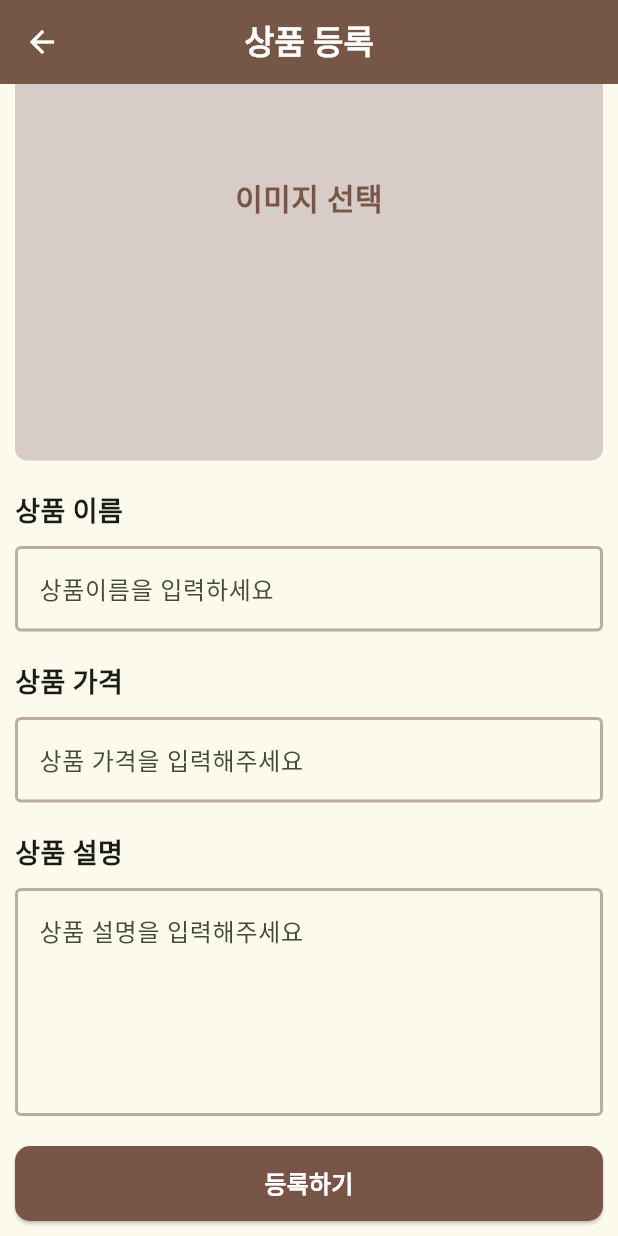
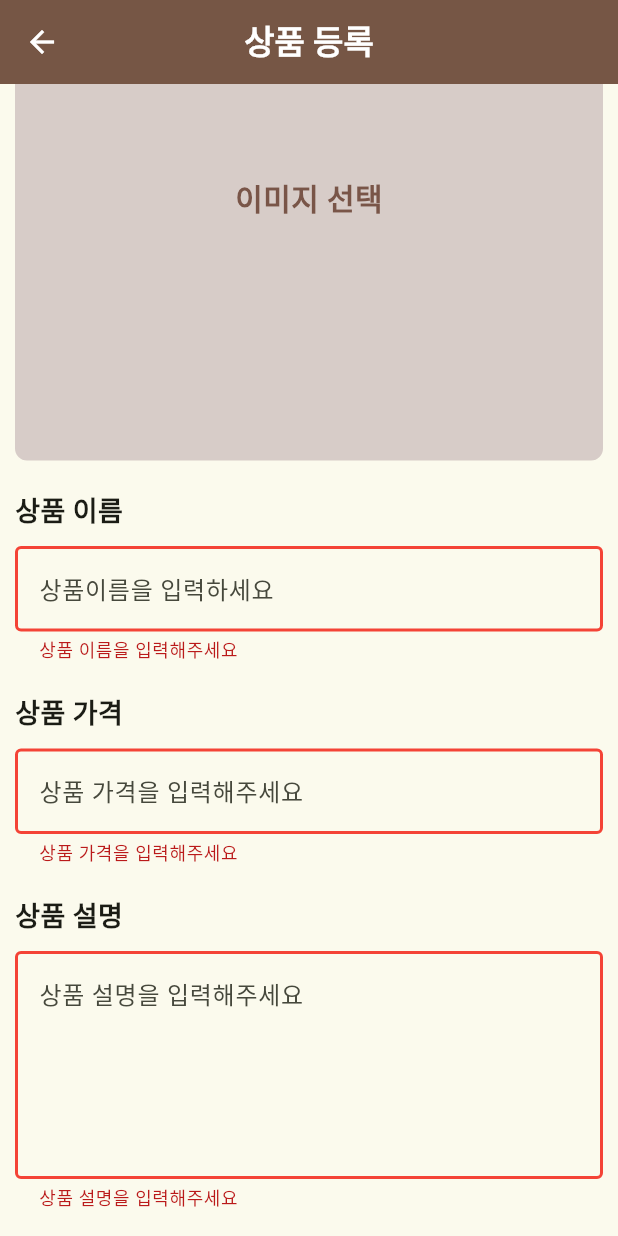
Before and after one commit to Anne9602/dark_horse_book_store, a Flutter app: the ProductAddPage screen opened directly, scrolled down 109 dp, after a tap on "등록하기", on a phone screen of 412 x 824 dp. Run offline on Flutter 3.47's test engine with Material 3 defaults, Android fonts, the phone set to English and light mode, and no system bars; our stand-ins replace image_picker.

Commit message:
feat: 이미지불러오기 및 유효성 검사 구현

```diff
--- a/lib/pages/product_add_page/product_add_page.dart
+++ b/lib/pages/product_add_page/product_add_page.dart
@@ -1,11 +1,10 @@
 import 'dart:io';
-
 import 'package:dark_horse_book_store/common_widgets/appbar.dart';
 import 'package:dark_horse_book_store/common_widgets/click_button.dart';
 import 'package:dark_horse_book_store/model/book.dart';
-import 'package:dark_horse_book_store/pages/product_add_page/widgets/textformfield.dart';
+import 'package:dark_horse_book_store/pages/product_add_page/widgets/image_utils.dart';
+import 'package:dark_horse_book_store/pages/product_add_page/widgets/textform_Field.dart';
 import 'package:flutter/material.dart';
-import 'package:image_picker/image_picker.dart';
 
 /// 상품 등록 페이지
 class ProductAddPage extends StatefulWidget {
@@ -16,13 +15,14 @@ class ProductAddPage extends StatefulWidget {
 }
 
 class _ProductAddPageState extends State<ProductAddPage> {
+  //상품 이름, 가격, 설명 입력란 컨트롤러
   TextEditingController _textEditingTitleController = TextEditingController();
-
   TextEditingController _textEditingPriceController = TextEditingController();
-
   TextEditingController _textEditingContentController = TextEditingController();
-
+  // 선택된 이미지 파일
+  //이미지 선택을 위한 ImagePicker
   File? selectedImage;
+  final formkey = GlobalKey<FormState>();
 
   @override
   Widget build(BuildContext context) {
@@ -31,6 +31,8 @@ class _ProductAddPageState extends State<ProductAddPage> {
       body: SingleChildScrollView(
         child: Padding(
           padding: const EdgeInsets.all(10),
+          child: Form(
+            key: formkey,
             child: Column(
               crossAxisAlignment: CrossAxisAlignment.start,
               children: [
@@ -39,33 +41,11 @@ class _ProductAddPageState extends State<ProductAddPage> {
                   onTap: () {
                     //이미지 선택 시 갤러리 및 카메라 접근 로직 추가
                     //1. 팝업 다이얼로그를 띄워서 갤러리 또는 카메라 선택
-                  showModalBottomSheet(
-                    context: context,
-                    builder: (context) {
-                      return SizedBox(
-                        width: double.infinity,
-                        child: Column(
-                          mainAxisSize: MainAxisSize.min,
-                          children: [
-                            TextButton(
-                              //앨범에서 사진 선택
-                              onPressed: () {
-                                Navigator.pop(context);
-                                getGalleryImage();
-                              },
-                              child: Text(
-                                '갤러리에서 선택',
-                                style: TextStyle(
-                                  fontSize: 16,
-                                  fontWeight: FontWeight.bold,
-                                ),
-                              ),
-                            ),
-                          ],
-                        ),
-                      );
-                    },
-                  );
+                    clickImage(context, (File image) {
+                      setState(() {
+                        selectedImage = image; //선택된 이미지로 상품 이미지 업데이트
+                      });
+                    });
 
                     //2. 선택된 이미지로 상품 이미지 업데이트
                   },
@@ -106,9 +86,15 @@ class _ProductAddPageState extends State<ProductAddPage> {
                 ),
                 SizedBox(height: 10),
                 textformField(
-                _textEditingTitleController,
-                '상품이름을 입력하세요',
-                TextInputAction.next,
+                  controller: _textEditingTitleController,
+                  hintText: '상품이름을 입력하세요',
+                  inputAction: TextInputAction.next,
+                  validator: (value) {
+                    if (value == null || value.isEmpty) {
+                      return '상품 이름을 입력해주세요';
+                    }
+                    return null;
+                  },
                 ),
                 SizedBox(height: 20),
                 //2. 성품 가격 입련란
@@ -118,9 +104,18 @@ class _ProductAddPageState extends State<ProductAddPage> {
                 ),
                 SizedBox(height: 10),
                 textformField(
-                _textEditingPriceController,
-                '상품 가격을 입력해주세요',
-                TextInputAction.next,
+                  controller: _textEditingPriceController,
+                  inputAction: TextInputAction.next,
+                  validator: (value) {
+                    if (value == null || value.isEmpty) {
+                      return '상품 가격을 입력해주세요';
+                    }
+                    if (int.tryParse(value) == null) {
+                      return '유효한 가격을 입력해주세요';
+                    }
+                    return null;
+                  },
+                  hintText: '상품 가격을 입력해주세요',
                 ),
                 SizedBox(height: 20),
                 //3. 상품 설명 입력란
@@ -130,16 +125,24 @@ class _ProductAddPageState extends State<ProductAddPage> {
                 ),
                 SizedBox(height: 10),
                 textformField(
-                _textEditingContentController,
-                '상품 설명을 입력해주세요',
-                TextInputAction.done,
-                5, // 최대 줄 수 설정
+                  controller: _textEditingContentController,
+                  hintText: '상품 설명을 입력해주세요',
+                  inputAction: TextInputAction.done,
+                  maxLine: 5, // 최대 줄 수 설정
+                  validator:
+                      (value) =>
+                          value == null || value.isEmpty
+                              ? '상품 설명을 입력해주세요'
+                              : null,
                 ),
 
                 //등록버튼
                 SizedBox(height: 20),
                 ClickButton(
                   onPressed: () {
+                    if (formkey.currentState!.validate()) {
+                      // 폼이 유효한 경우에만 등록 로직 실행(유효성검사)
+
                       //등록 버튼 클릭 시 상품 등록 로직 추가
                       //1. 입력된 정보 가져오기
                       String title = _textEditingTitleController.text;
@@ -155,10 +158,11 @@ class _ProductAddPageState extends State<ProductAddPage> {
                       );
 
                       //3. 성공 시 알림 메시지 표시 및 페이지 이동
-                  ScaffoldMessenger.of(
-                    context,
-                  ).showSnackBar(SnackBar(content: Text('상품등록 완료~~~~~~!!!!')));
+                      ScaffoldMessenger.of(context).showSnackBar(
+                        SnackBar(content: Text('상품등록 완료~~~~~~!!!!')),
+                      );
                       Navigator.pop(context, newBook);
+                    }
                   },
                   text: '등록하기',
                 ),
@@ -166,17 +170,7 @@ class _ProductAddPageState extends State<ProductAddPage> {
             ),
           ),
         ),
+      ),
     );
   }
-
-  //갤러리에서 사진 선택
-  Future<void> getGalleryImage() async {
-    var image = await ImagePicker().pickImage(source: ImageSource.gallery);
-    if (image != null) {
-      //선택된 이미지로 상품 이미지 업데이트
-      setState(() {
-        selectedImage = File(image.path);
-      });
 }
-  }
-}
--- a/lib/pages/product_add_page/widgets/textformField.dart
+++ b/lib/pages/product_add_page/widgets/textformField.dart
@@ -1,24 +1 @@
-import 'package:flutter/material.dart';
-
-//입력란 매서드
-TextFormField textformField(
-  controller,
-  String hintText,
-  TextInputAction inputAction, [
-  int? maxLine, //옵션파라미터
-]) {
-  return TextFormField(
-    controller: controller,
-    maxLines: maxLine ?? 1, //기본 한줄세팅
-    decoration: InputDecoration(
-      hintText: hintText,
-      enabledBorder: OutlineInputBorder(
-        borderSide: BorderSide(color: Colors.brown[200]!, width: 2),
-      ),
-      focusedBorder: OutlineInputBorder(
-        borderSide: BorderSide(color: Colors.brown[400]!, width: 3),
-      ),
-    ),
-    textInputAction: inputAction,
-  );
-}
+// TODO Implement this library.
--- /dev/null
+++ b/lib/pages/product_add_page/widgets/textform_Field.dart
@@ -0,0 +1,32 @@
+import 'package:flutter/material.dart';
+
+//제품 등록 입력란 매서드
+TextFormField textformField({
+  required controller,
+  required String hintText,
+  required TextInputAction inputAction,
+  int? maxLine, //옵션파라미터
+  required FormFieldValidator validator,
+}) {
+  return TextFormField(
+    controller: controller,
+    maxLines: maxLine ?? 1, //기본 한줄세팅
+    validator: validator,
+    decoration: InputDecoration(
+      hintText: hintText,
+      enabledBorder: OutlineInputBorder(
+        borderSide: BorderSide(color: Colors.brown[200]!, width: 2),
+      ),
+      focusedBorder: OutlineInputBorder(
+        borderSide: BorderSide(color: Colors.brown[400]!, width: 3),
+      ),
+      errorBorder: OutlineInputBorder(
+        borderSide: BorderSide(color: Colors.red, width: 2),
+      ),
+      focusedErrorBorder: OutlineInputBorder(
+        borderSide: BorderSide(color: Colors.red, width: 3),
+      ),
+    ),
+    textInputAction: inputAction,
+  );
+}
```
Also changed, not shown: lib/pages/product_add_page/widgets/image_utils.dart (added, +70 -0 lines), pubspec.lock. Lines whose indentation alone changed are shown as unchanged.
